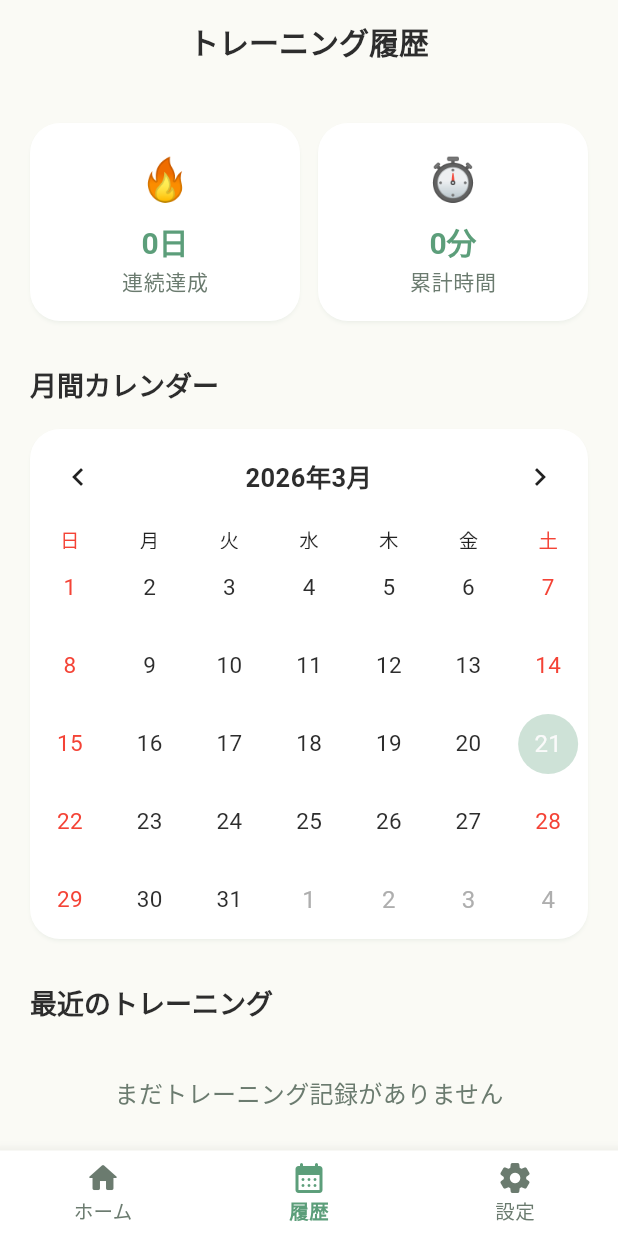
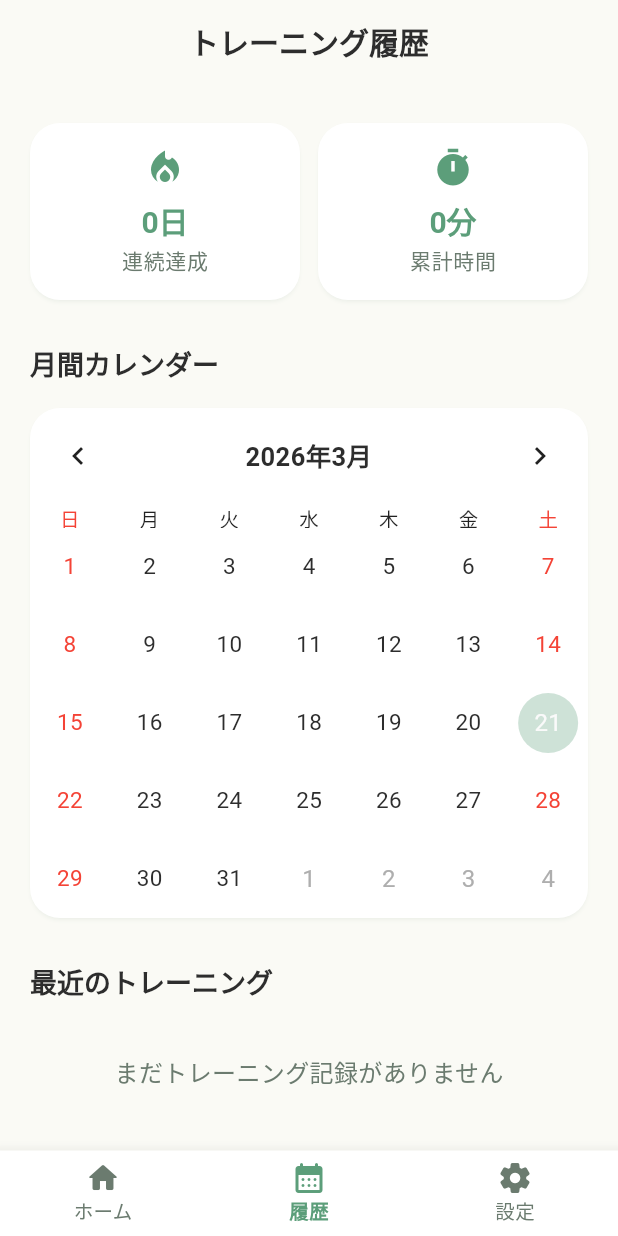
Before and after one commit to nakakei6439/focus-gym, a Flutter app: the HistoryScreen screen opened by its route, on a phone screen of 412 x 824 dp. Run offline on Flutter 3.47's test engine with Material 3 defaults, Android fonts, the phone set to English and light mode, and no system bars; drawn by our look-alikes of table_calendar; our stand-ins replace flutter_local_notifications, go_router, hive, hive_flutter, in_app_purchase, timezone; accounts and stored records are empty.

Commit message:
fix: history画面の絵文字をMaterial Iconsに置き換え・仕様書を5分上限に修正 (#5)
- history_screen.dartの🔥→Icons.local_fire_department、⏱️→Icons.timer
- _StatCardのiconフィールドをString→IconDataに変更
- requirements.md / decisions.md / focus_gym_dev_plan.mdの1日上限「15分」→「5分」に修正
- focus_gym_dev_planのチェックリストを実装済み項目に更新

Co-authored-by: Nakagawa Keita <nakagawakeita@M5-MacBook-Air.local>
Co-authored-by: Claude Sonnet 4.6 <noreply@anthropic.com>

```diff
--- a/lib/features/history/history_screen.dart
+++ b/lib/features/history/history_screen.dart
@@ -66,9 +66,9 @@ class _StatsRow extends StatelessWidget {
   Widget build(BuildContext context) {
     return Row(
       children: [
-        Expanded(child: _StatCard(label: '連続達成', value: '$streakDays日', icon: '🔥')),
+        Expanded(child: _StatCard(label: '連続達成', value: '$streakDays日', icon: Icons.local_fire_department)),
         const SizedBox(width: 12),
-        Expanded(child: _StatCard(label: '累計時間', value: totalTimeLabel, icon: '⏱️')),
+        Expanded(child: _StatCard(label: '累計時間', value: totalTimeLabel, icon: Icons.timer)),
       ],
     );
   }
@@ -77,7 +77,7 @@ class _StatsRow extends StatelessWidget {
 class _StatCard extends StatelessWidget {
   final String label;
   final String value;
-  final String icon;
+  final IconData icon;
   const _StatCard({required this.label, required this.value, required this.icon});
 
   @override
@@ -87,7 +87,7 @@ class _StatCard extends StatelessWidget {
         padding: const EdgeInsets.all(16),
         child: Column(
           children: [
-            Text(icon, style: const TextStyle(fontSize: 28)),
+            Icon(icon, size: 28, color: AppTheme.primary),
             const SizedBox(height: 8),
             Text(value, style: Theme.of(context).textTheme.headlineMedium?.copyWith(color: AppTheme.primary)),
             const SizedBox(height: 2),
```
Also changed, not shown: 3 other files.
